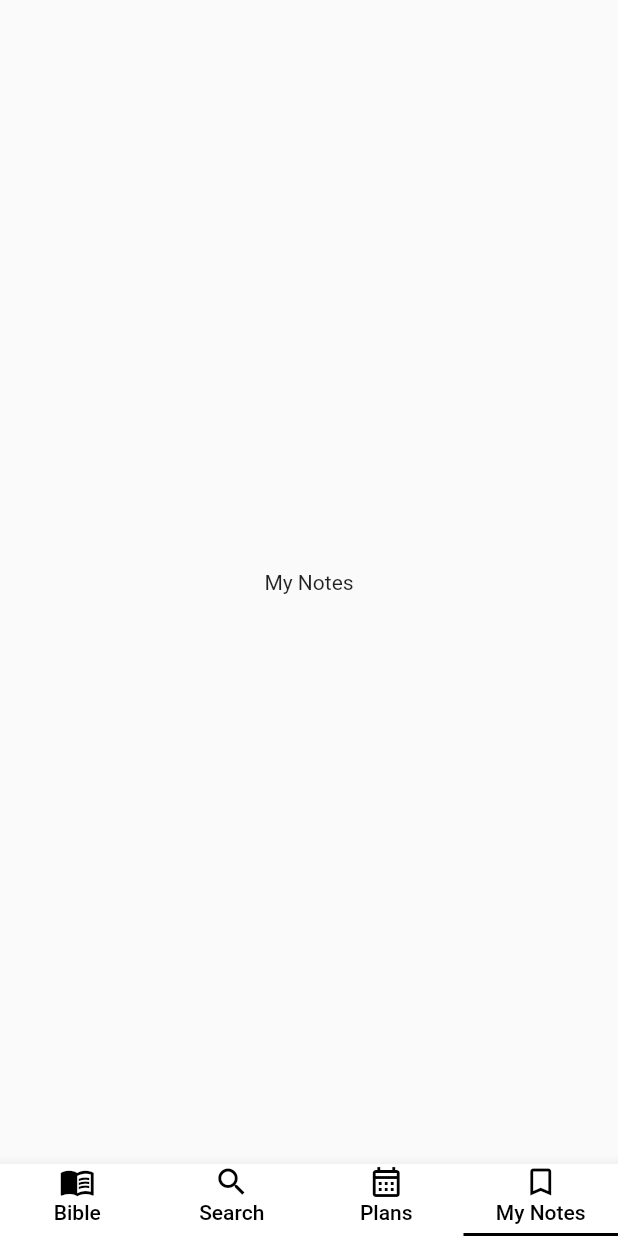
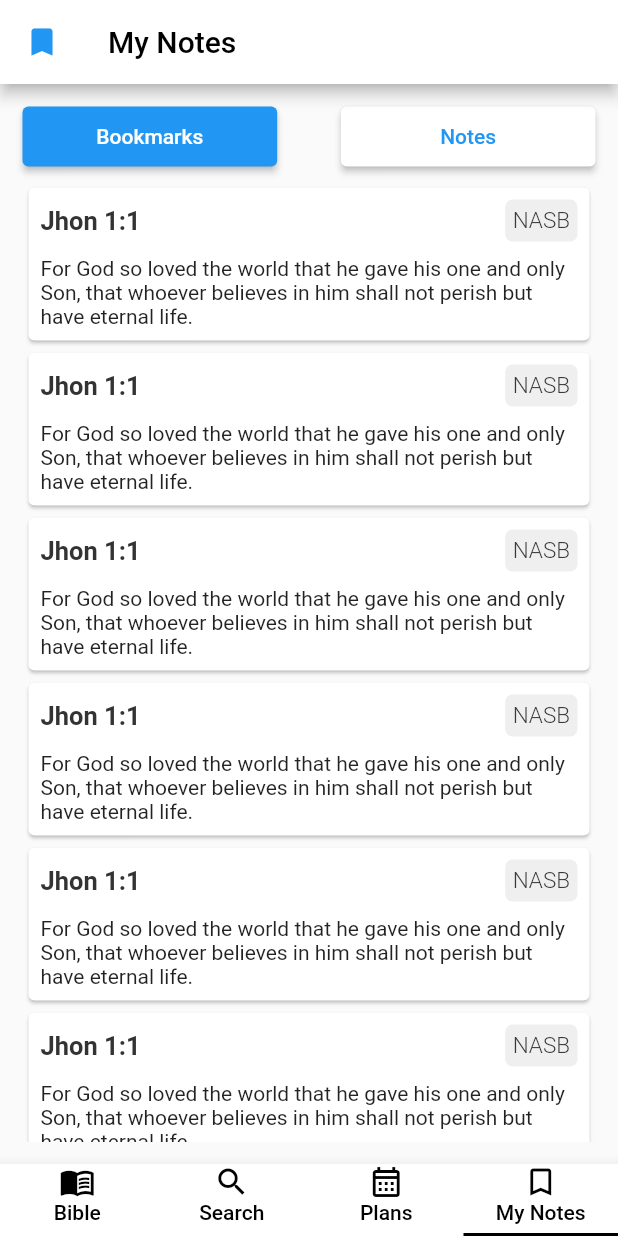
Before and after one commit to Anicodeth/BibleApp, a Flutter app: the screen it shows after launch, item 4 of the bottom bar chosen, on a phone screen of 412 x 824 dp. Run offline on Flutter 3.47's test engine with Material 2 defaults, Android fonts, the phone set to English and light mode, and no system bars; our stand-ins replace bloc, device_preview, flutter_bloc, flutter_riverpod, percent_indicator, sqflite; missing offline and left inert: multiselect; accounts and stored records are empty.

Commit message:
add note screen with full functionality

```diff
--- /dev/null
+++ b/bibleapp/lib/controllers/note_screen_controller/bloc/book_mark_bloc.dart
@@ -0,0 +1,15 @@
+import 'package:bloc/bloc.dart';
+import 'package:meta/meta.dart';
+
+import '../../../models/note/bookmark.dart';
+
+part 'book_mark_event.dart';
+part 'book_mark_state.dart';
+
+class BookMarkBloc extends Bloc<BookMarkEvent, BookMarkState> {
+  BookMarkBloc() : super(BookMarkInitial(bookmark: [Bookmark(title: "Jhon 1:1", tag: "NASB", note: "For God so loved the world that he gave his one and only Son, that whoever believes in him shall not perish but have eternal life.")])) {
+    on<BookMarkEvent>((event, emit) {
+      // TODO: implement event handler
+    });
+  }
+}
--- /dev/null
+++ b/bibleapp/lib/controllers/note_screen_controller/bloc/book_mark_event.dart
@@ -0,0 +1,4 @@
+part of 'book_mark_bloc.dart';
+
+@immutable
+sealed class BookMarkEvent {}
--- /dev/null
+++ b/bibleapp/lib/controllers/note_screen_controller/bloc/book_mark_state.dart
@@ -0,0 +1,13 @@
+part of 'book_mark_bloc.dart';
+
+@immutable
+sealed class BookMarkState {
+  List<Bookmark> get bookmark;
+}
+
+final class BookMarkInitial extends BookMarkState {
+  @override
+  final List<Bookmark> bookmark;
+
+  BookMarkInitial({required this.bookmark});
+}
--- /dev/null
+++ b/bibleapp/lib/controllers/note_screen_controller/bloc/note_event.dart
@@ -0,0 +1,4 @@
+part of 'note_bloc.dart';
+
+@immutable
+sealed class NoteEvent {}
--- /dev/null
+++ b/bibleapp/lib/controllers/note_screen_controller/bloc/selector_book_or_note_bloc.dart
@@ -0,0 +1,17 @@
+import 'package:bloc/bloc.dart';
+import 'package:meta/meta.dart';
+
+part 'selector_book_or_note_event.dart';
+part 'selector_book_or_note_state.dart';
+
+class SelectorBookOrNoteBloc
+    extends Bloc<SelectorBookOrNoteEvent, SelectorBookOrNoteState> {
+  SelectorBookOrNoteBloc() : super(SelectorBookOrNoteInitial(whichOne: true)) {
+    on<SelectBookmarkEvent>((event, emit) {
+      emit(SelectorBookOrNoteInitial(whichOne: true));
+    });
+    on<SelectNoteEvent>((event, emit) {
+      emit(SelectorBookOrNoteInitial(whichOne: false));
+    });
+  }
+}
--- /dev/null
+++ b/bibleapp/lib/controllers/note_screen_controller/bloc/selector_book_or_note_event.dart
@@ -0,0 +1,8 @@
+part of 'selector_book_or_note_bloc.dart';
+
+@immutable
+sealed class SelectorBookOrNoteEvent {}
+
+class SelectBookmarkEvent implements SelectorBookOrNoteEvent {}
+
+class SelectNoteEvent implements SelectorBookOrNoteEvent {}
--- /dev/null
+++ b/bibleapp/lib/controllers/note_screen_controller/bloc/selector_book_or_note_state.dart
@@ -0,0 +1,13 @@
+part of 'selector_book_or_note_bloc.dart';
+
+@immutable
+sealed class SelectorBookOrNoteState {
+  bool get whichOne;
+}
+
+final class SelectorBookOrNoteInitial extends SelectorBookOrNoteState {
+  @override
+  final bool whichOne;
+
+  SelectorBookOrNoteInitial({required this.whichOne});
+}
--- /dev/null
+++ b/bibleapp/lib/models/note/bookmark.dart
@@ -0,0 +1,8 @@
+class Bookmark {
+  final String title, tag, note;
+  Bookmark({
+    required this.title,
+    required this.tag,
+    required this.note,
+  });
+}
--- /dev/null
+++ b/bibleapp/lib/models/note/note.dart
@@ -0,0 +1,5 @@
+class Note {
+  final String title, tag, date, note;
+
+  Note({required this.title, required this.tag, required this.date, required this.note});
+}
--- a/bibleapp/lib/views/home_screen/home.dart
+++ b/bibleapp/lib/views/home_screen/home.dart
@@ -3,6 +3,7 @@ import 'package:flutter/material.dart';
 import 'package:flutter_bloc/flutter_bloc.dart';
 
 import '../../controllers/bible_reading_controller/bloc/bible_reading_bloc.dart';
+import '../note_screen/note_view.dart';
 import '../plan_screen/plan_view.dart';
 
 class HomePage extends StatefulWidget {
@@ -87,7 +88,7 @@ class _HomePageState extends State<HomePage> {
               BiblePage(),
               Center(child: Text("Search")),
               PlanView(),
-              Center(child: Text("My Notes")),
+              NoteView(),
             ],
           ),
         ),
--- /dev/null
+++ b/bibleapp/lib/views/note_screen/note_bookmark_view.dart
@@ -0,0 +1,24 @@
+import 'package:bibleapp/controllers/note_screen_controller/bloc/book_mark_bloc.dart';
+import 'package:flutter/material.dart';
+import 'package:flutter_bloc/flutter_bloc.dart';
+
+import '../../widgets/note/bookmark_card.dart';
+
+class NoteBookmark extends StatelessWidget {
+  const NoteBookmark({super.key});
+
+  @override
+  Widget build(BuildContext context) {
+    return BlocBuilder<BookMarkBloc, BookMarkState>(builder: (context, state) {
+      if (state.bookmark.isEmpty) {
+        return Center(
+          child: Text("No bookmarks added!"),
+        );
+      }
+      return ListView.builder(
+        itemCount: 10 * state.bookmark.length,
+        itemBuilder: (context, index) => BookMarkCard(data: state.bookmark[0]),
+      );
+    });
+  }
+}
--- /dev/null
+++ b/bibleapp/lib/views/note_screen/note_view.dart
@@ -0,0 +1,108 @@
+import 'package:flutter/material.dart';
+import 'package:flutter_bloc/flutter_bloc.dart';
+import 'package:path/path.dart';
+
+import '../../controllers/note_screen_controller/bloc/selector_book_or_note_bloc.dart';
+import 'note_bookmark_view.dart';
+import 'note_note_view.dart';
+
+class NoteView extends StatelessWidget {
+  const NoteView({super.key});
+
+  @override
+  Widget build(BuildContext context) {
+    return SafeArea(
+      child: Scaffold(
+          appBar: AppBar(
+            leading: Icon(
+              Icons.bookmark,
+              color: Colors.blue,
+            ),
+            title: Text(
+              "My Notes",
+              style: TextStyle(
+                color: Colors.black,
+              ),
+            ),
+            backgroundColor: Colors.white,
+          ),
+          body: BlocBuilder<SelectorBookOrNoteBloc, SelectorBookOrNoteState>(
+            builder: (Context, state) {
+              return Padding(
+                padding: const EdgeInsets.all(15.0),
+                child: Column(
+                  children: [
+                    Row(
+                      children: [
+                        Expanded(
+                          flex: 4,
+                          child: SizedBox(
+                            height: 40,
+                            child: ElevatedButton(
+                              onPressed: () {
+                                BlocProvider.of<SelectorBookOrNoteBloc>(context)
+                                    .add(SelectBookmarkEvent());
+                              },
+                              style: ButtonStyle(
+                                backgroundColor:
+                                    MaterialStateProperty.all<Color>(
+                                        state.whichOne
+                                            ? Colors.blue
+                                            : Colors.white),
+                                foregroundColor:
+                                    MaterialStateProperty.all<Color>(
+                                        !state.whichOne
+                                            ? Colors.blue
+                                            : Colors.white),
+                              ),
+                              child: const Text("Bookmarks"),
+                            ),
+                          ),
+                        ),
+                        Expanded(
+                          flex: 1,
+                          child: SizedBox(),
+                        ),
+                        Expanded(
+                          flex: 4,
+                          child: SizedBox(
+                            height: 40,
+                            child: ElevatedButton(
+                              onPressed: () {
+                                BlocProvider.of<SelectorBookOrNoteBloc>(context)
+                                    .add(SelectNoteEvent());
+                              },
+                              style: ButtonStyle(
+                                backgroundColor:
+                                    MaterialStateProperty.all<Color>(
+                                        !state.whichOne
+                                            ? Colors.blue
+                                            : Colors.white),
+                                foregroundColor:
+                                    MaterialStateProperty.all<Color>(
+                                        state.whichOne
+                                            ? Colors.blue
+                                            : Colors.white),
+                              ),
+                              child: const Text("Notes"),
+                            ),
+                          ),
+                        ),
+                      ],
+                    ),
+                    SizedBox(
+                      height: 10,
+                    ),
+                    Expanded(
+                      child: state.whichOne
+                          ? NoteBookmark()
+                          : NoteNote(),
+                    ),
+                  ],
+                ),
+              );
+            },
+          )),
+    );
+  }
+}
--- /dev/null
+++ b/bibleapp/lib/widgets/note/bookmark_card.dart
@@ -0,0 +1,41 @@
+import 'package:bibleapp/models/note/bookmark.dart';
+import 'package:flutter/material.dart';
+
+import 'tag_card.dart';
+
+class BookMarkCard extends StatelessWidget {
+  final Bookmark data;
+  const BookMarkCard({super.key, required this.data});
+
+  @override
+  Widget build(BuildContext context) {
+    return Card(
+      child: Padding(
+        padding: const EdgeInsets.all(8.0),
+        child: Column(
+          children: [
+
+            Row(
+              mainAxisAlignment: MainAxisAlignment.spaceBetween,
+              children: [
+                Text(
+                  data.title,
+                  style: TextStyle(
+                    color: Color(0xFF333333),
+                    fontSize: 17,
+                    fontWeight: FontWeight.w700,
+                  ),
+                ),
+                TagCard(tageName: data.tag,),
+              ],
+            ),
+            SizedBox(
+              height: 10,
+            ),
+            Text(data.note),
+          ],
+        ),
+      ),
+    );
+  }
+}
--- /dev/null
+++ b/bibleapp/lib/widgets/note/tag_card.dart
@@ -0,0 +1,26 @@
+import 'package:flutter/material.dart';
+
+class TagCard extends StatelessWidget {
+  final String tageName;
+  const TagCard({super.key, required this.tageName});
+
+  @override
+  Widget build(BuildContext context) {
+    return Container(
+      padding: EdgeInsets.all(5),
+      decoration: BoxDecoration(
+        borderRadius: BorderRadius.circular(5),
+        color: Color(0xFFEFEFEF),
+      ),
+
+      child: Text(
+        tageName,
+        style: TextStyle(
+          color: Color(0xFF393939),
+          fontSize: 15,
+          fontWeight: FontWeight.w300,
+        ),
+      ),
+    );
+  }
+}
```
Also changed, not shown: bibleapp/lib/controllers/note_screen_controller/bloc/note_bloc.dart (added, +26 -0 lines), bibleapp/lib/controllers/note_screen_controller/bloc/note_state.dart (added, +14 -0 lines), bibleapp/lib/main.dart (+14 -2 lines), bibleapp/lib/views/note_screen/note_note_view.dart (added, +24 -0 lines), bibleapp/lib/widgets/note/note_card.dart (added, +44 -0 lines), bibleapp/lib/widgets/plan/plan_task_card.dart (+10 -24 lines).
